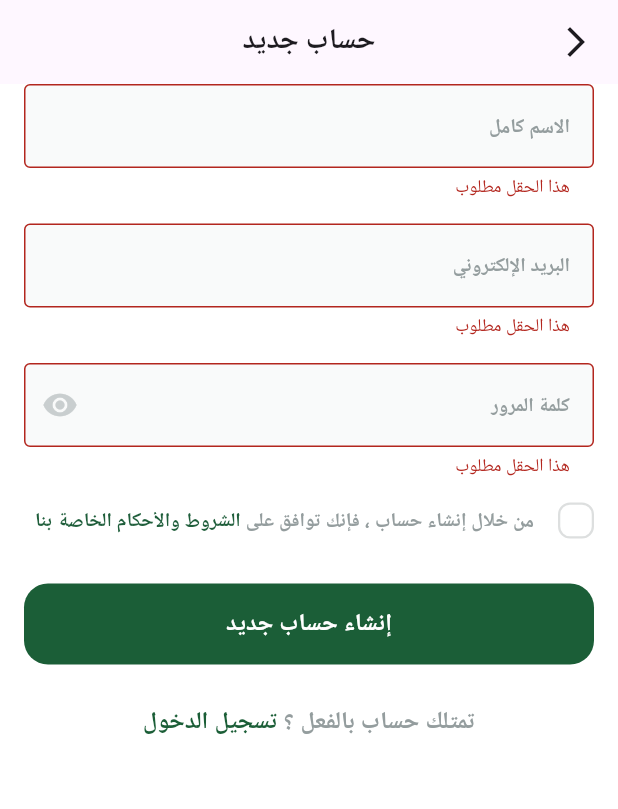
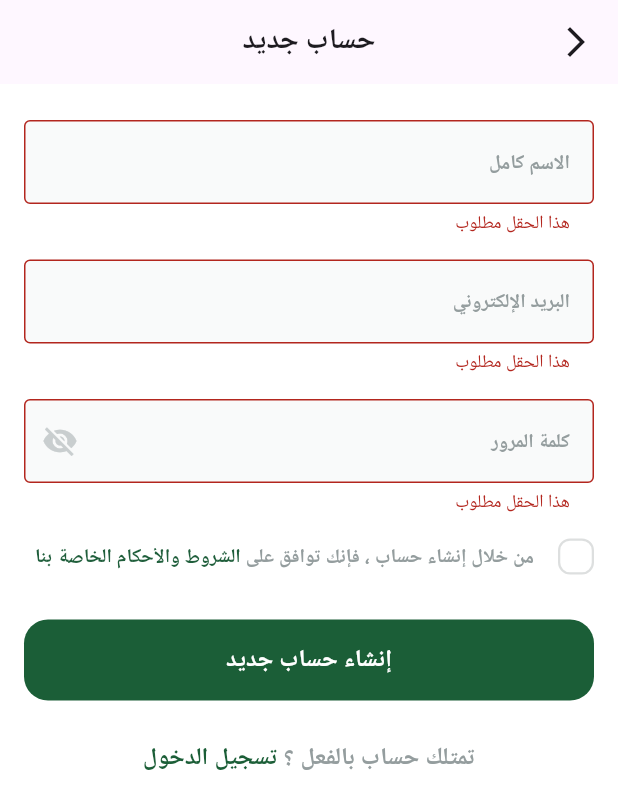
Before and after one commit to Tala-foqha/Fruit-Hub, a Flutter app: the SignupView screen opened by its route, after a tap on "إنشاء حساب جديد", on a phone screen of 412 x 824 dp. Shown: the top 809 px of the screen. Run offline on Flutter 3.47's test engine with Material 3 defaults, Android fonts, the phone set to English and light mode, and no system bars; drawn by our look-alikes of modal_progress_hud_nsn; our stand-ins replace bloc, dartz, dots_indicator, firebase_auth, firebase_core, flutter_bloc and 4 more; accounts and stored records are empty; Roboto replaces fonts that are missing (Cairo).

Commit message:
signup cubit and ui logic done

```diff
--- a/lib/core/services/firebase_auth_services.dart
+++ b/lib/core/services/firebase_auth_services.dart
@@ -15,6 +15,7 @@ class FirebaseAuthServices {
       );
       return credential.user!;
     } on FirebaseAuthException catch (e) {
+      print('FirebaseAuthException Code:${e.code}');
       print("Exception in FirebaseAuthService.createUserWithEmailAndPassword: ${e.toString()} and code is ${e.code}");
       if (e.code == 'weak-password') {
         throw CustomException(message: 'الرقم السري ضعيف جداً.');
--- /dev/null
+++ b/lib/core/widgets/pssword_field.dart
@@ -0,0 +1,39 @@
+// core/widgets/pssword_field.dart
+import 'package:flutter/material.dart';
+import 'package:flutter/widgets.dart';
+import 'package:fruits_app/features/auth/presentation/views/widgets/custom_text_field.dart';
+
+class PasswordField extends StatefulWidget {
+  const PasswordField({
+    super.key, this.onSaved,
+  });
+final void Function(String?)? onSaved;
+
+  @override
+  State<PasswordField> createState() => _PasswordFieldState();
+}
+
+class _PasswordFieldState extends State<PasswordField> {
+
+  bool obscureText=true;
+    @override
+  Widget build(BuildContext context) {
+    return CustomTextField(
+      obscureText:obscureText ,
+     onSaved: widget.onSaved,
+    icon: GestureDetector(
+      onTap: () {
+        obscureText=!obscureText;
+        setState(() {
+
+        });
+      },
+      child: Icon(
+  obscureText ? Icons.visibility_off :Icons.remove_red_eye ,
+  color: Color(0xffC9CECF),
+),
+      ),
+
+     hintText: 'كلمة المرور', textInputType: TextInputType.visiblePassword);
+  }
+}
--- a/lib/features/auth/presentation/manager/cubits/signup/signup_cubit.dart
+++ b/lib/features/auth/presentation/manager/cubits/signup/signup_cubit.dart
@@ -14,7 +14,8 @@ Future<void>createUserWithEmailAndPassword(
 emit(SignupLoading());
 final result =await authRepo.createUserWithEmailAndPassword(
   email, password, name,);
-  result.fold((failure)=>emit(SignupFailure(error:failure.message)),
+  result.fold(
+    (failure)=>emit(SignupFailure(error:failure.message)),
    (success)=>emit(SignupSuccess(userEntity:success )));
 
 
--- a/lib/features/auth/presentation/views/signup_view.dart
+++ b/lib/features/auth/presentation/views/signup_view.dart
@@ -6,7 +6,6 @@ import 'package:fruits_app/features/auth/domain/repos/auth_repos.dart';
 import 'package:fruits_app/features/auth/presentation/manager/cubits/signup/signup_cubit.dart';
 import 'package:fruits_app/features/auth/presentation/views/login_view.dart';
 import 'package:fruits_app/features/auth/presentation/views/widgets/signup_view_block_consumer.dart';
-import 'package:fruits_app/features/auth/presentation/views/widgets/signup_view_body.dart';
 
 class SignupView extends StatelessWidget {
   const SignupView({super.key});
--- a/lib/features/auth/presentation/views/widgets/custom_text_field.dart
+++ b/lib/features/auth/presentation/views/widgets/custom_text_field.dart
@@ -3,15 +3,17 @@ import 'package:flutter/material.dart';
 import 'package:fruits_app/core/utils/app_styles.dart';
 
 class CustomTextField extends StatelessWidget {
-  const CustomTextField({super.key, required this.hintText, required this.textInputType,  this.icon, this.onSaved});
+  const CustomTextField({super.key, required this.hintText, required this.textInputType,  this.icon, this.onSaved,this.obscureText=false});
  final String hintText;
  final TextInputType textInputType;
  final Widget? icon;
  final void Function(String?)? onSaved;
+ final bool obscureText;
 
   @override
   Widget build(BuildContext context) {
     return TextFormField(
+      obscureText:obscureText ,
       onSaved:onSaved ,
       validator: (value) {
         if(value==null||value.isEmpty){
--- a/lib/features/auth/presentation/views/widgets/signup_view_body.dart
+++ b/lib/features/auth/presentation/views/widgets/signup_view_body.dart
@@ -2,11 +2,14 @@
 
 import 'package:flutter/material.dart';
 import 'package:flutter_bloc/flutter_bloc.dart';
+import 'package:fruits_app/core/helper_functions/build_error.dart';
 import 'package:fruits_app/core/widgets/custom_button.dart';
+import 'package:fruits_app/core/widgets/pssword_field.dart';
 import 'package:fruits_app/features/auth/presentation/manager/cubits/signup/signup_cubit.dart';
 import 'package:fruits_app/features/auth/presentation/views/widgets/custom_text_field.dart';
 import 'package:fruits_app/features/auth/presentation/views/widgets/have_an_account.dart';
 import 'package:fruits_app/features/auth/presentation/views/widgets/terms_an_conditions.dart';
+
 
 class SignupViewBody extends StatefulWidget {
   const SignupViewBody({super.key});
@@ -16,9 +19,12 @@ class SignupViewBody extends StatefulWidget {
 }
 
 class _SignupViewBodyState extends State<SignupViewBody> {
-  final GlobalKey<FormState>formKey=GlobalKey<FormState>();
-  AutovalidateMode autovalidateMode=AutovalidateMode.disabled;
-  late String email,userName,password;
+  final GlobalKey<FormState> formKey = GlobalKey<FormState>();
+
+  AutovalidateMode autovalidateMode = AutovalidateMode.disabled;
+
+  late String email, userName, password;
+  late bool isTermsAccepted = false;
   @override
   Widget build(BuildContext context) {
     return SingleChildScrollView(
@@ -26,48 +32,73 @@ class _SignupViewBodyState extends State<SignupViewBody> {
         padding: const EdgeInsets.symmetric(horizontal: 16),
         child: Form(
           key: formKey,
+          autovalidateMode: autovalidateMode,
           child: Column(
             children: [
+              const SizedBox(
+                height: 24,
+              ),
               CustomTextField(
                   onSaved: (value) {
-                userName!=value;
-
+                    userName = value!;
                   },
-              hintText: 'الاسم كامل', textInputType: TextInputType.name)  ,
-            SizedBox(height: 16,),
-             CustomTextField(
-              onSaved: (value) =>
-              email!=value ,
-              hintText: 'البريد الإلكتروني', textInputType: TextInputType.emailAddress),
-                       SizedBox(height: 16,),
-
+                  hintText: 'الاسم كامل',
+                  textInputType: TextInputType.name),
+              const SizedBox(
+                height: 16,
+              ),
               CustomTextField(
                   onSaved: (value) {
-                        password!=value;
-
+                    email = value!;
                   },
-                     icon: Icon(Icons.remove_red_eye,
-                   color: Color(0xffC9CECF)),
-                      hintText: 'كلمة المرور', textInputType: TextInputType.visiblePassword),
-                      SizedBox(height: 16,),
-                      TermsAnConditions(),
-                      SizedBox(height: 30,),
+                  hintText: 'البريد الإلكتروني',
+                  textInputType: TextInputType.emailAddress),
+              const SizedBox(
+                height: 16,
+              ),
+              PasswordField(
+                onSaved: (value) {
+                  password = value!;
+                },
+              ),
+              const SizedBox(
+                height: 16,
+              ),
+              TermsAnConditions(
+                onChange: (value) {
+                  isTermsAccepted = value;
+                },
+              ),
+              const SizedBox(
+                height: 30,
+              ),
               CustomButton(
-                        text: 'إنشاء حساب جديد', onPressed: () {
-                          if(formKey.currentState!.validate()){
+                onPressed: () {
+                  if (formKey.currentState!.validate()) {
                     formKey.currentState!.save();
-                            context.read<SignupCubit>().createUserWithEmailAndPassword(email, password, userName) ;
-
-                          }else{
+                    if (isTermsAccepted) {
+                      context
+                          .read<SignupCubit>()
+                          .createUserWithEmailAndPassword(
+                            email,
+                            password,
+                            userName,
+                          );
+                    } else {
+                      buildErrorBar(context, 'يجب عليك الموافقة على الشروط والإحكام');
+                    }
+                  } else {
                     setState(() {
-                              autovalidateMode=AutovalidateMode.always;
+                      autovalidateMode = AutovalidateMode.always;
                     });
                   }
-                        }),
-                      SizedBox(height: 26,),
-                      HaveAnAccountWidget()
-
-
+                },
+                text: 'إنشاء حساب جديد',
+              ),
+              const SizedBox(
+                height: 26,
+              ),
+              const HaveAnAccountWidget(),
             ],
           ),
         ),
--- a/lib/features/auth/presentation/views/widgets/terms_an_conditions.dart
+++ b/lib/features/auth/presentation/views/widgets/terms_an_conditions.dart
@@ -5,7 +5,8 @@ import 'package:fruits_app/core/utils/app_styles.dart';
 import 'package:fruits_app/features/auth/presentation/views/widgets/custom_check_box.dart';
 
 class TermsAnConditions extends StatefulWidget {
-  const TermsAnConditions({super.key});
+  const TermsAnConditions({super.key, required this.onChange});
+  final ValueChanged<bool> onChange;
 
   @override
   State<TermsAnConditions> createState() => _TermsAnConditionsState();
@@ -19,6 +20,7 @@ class _TermsAnConditionsState extends State<TermsAnConditions> {
       children: [
        CustomCheckBox(isChecked:isTermsAccepted ,
        onChecked: (value) {
+        widget.onChange(value);
         isTermsAccepted=value;
         setState(() {
         });
--- a/lib/main.dart
+++ b/lib/main.dart
@@ -1,4 +1,5 @@
 // main.dart
+import 'package:firebase_core/firebase_core.dart';
 import 'package:flutter/material.dart';
 import 'package:flutter_bloc/flutter_bloc.dart';
 import 'package:flutter_localizations/flutter_localizations.dart';
@@ -12,6 +13,7 @@ import 'package:fruits_app/generated/l10n.dart';
 void main()async {
 
   WidgetsFlutterBinding.ensureInitialized();
+  await Firebase.initializeApp();
  await SharedPreferencesSingleton.init();
   Bloc.observer=CustomBlocObserver();
  setup();
```
Lines whose indentation alone changed are shown as unchanged.
